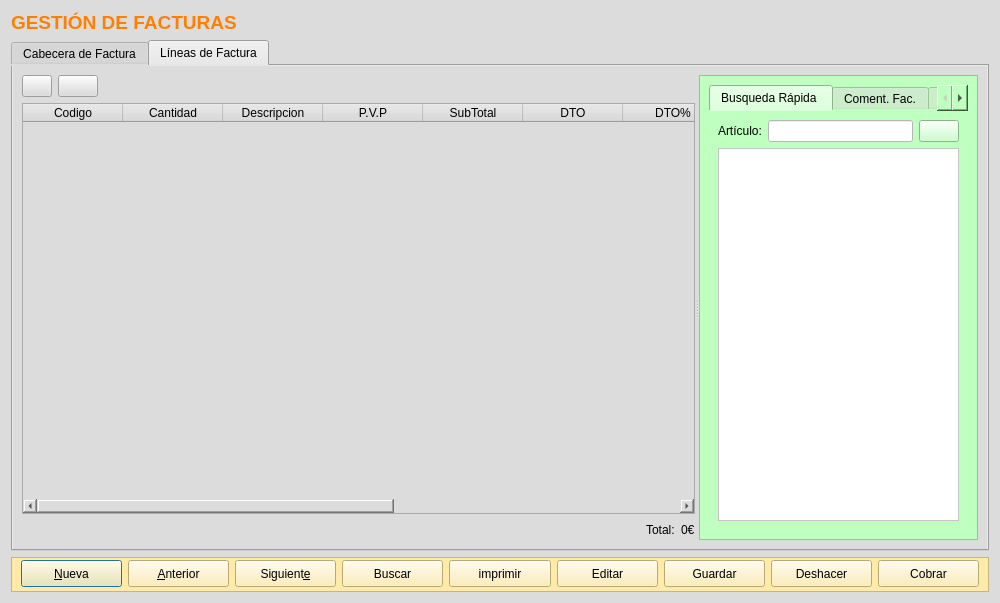
The window that frmfacturas.ui (arcnexus/RedFoX) describes before a commit, drawn with Qt 5.
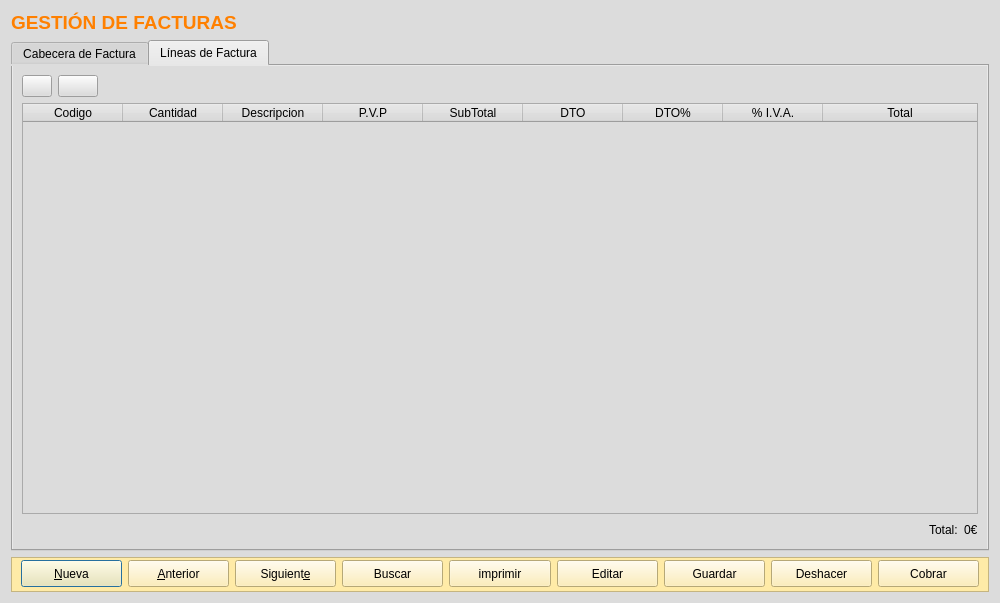
The same window after the commit. The open tabs and pages were chosen to show the change. Icons and pictures are not drawn.

The edit to the form file:
```diff
--- a/frmfacturas.ui
+++ b/frmfacturas.ui
@@ -1937,105 +1937,6 @@
            </item>
           </layout>
          </widget>
-         <widget class="QFrame" name="frame_5">
-          <property name="minimumSize">
-           <size>
-            <width>279</width>
-            <height>0</height>
-           </size>
-          </property>
-          <property name="maximumSize">
-           <size>
-            <width>350</width>
-            <height>16777215</height>
-           </size>
-          </property>
-          <property name="styleSheet">
-           <string notr="true">background-color: rgb(191, 255, 191);
-border-right-color: rgb(220, 220, 220);</string>
-          </property>
-          <property name="frameShape">
-           <enum>QFrame::StyledPanel</enum>
-          </property>
-          <property name="frameShadow">
-           <enum>QFrame::Raised</enum>
-          </property>
-          <layout class="QGridLayout" name="gridLayout_3">
-           <item row="0" column="0">
-            <widget class="QTabWidget" name="tabWidget_3">
-             <property name="styleSheet">
-              <string notr="true">background-color: rgb(191, 255, 191);</string>
-             </property>
-             <property name="currentIndex">
-              <number>0</number>
-             </property>
-             <widget class="QWidget" name="tab_6">
-              <attribute name="title">
-               <string>Busqueda Rápida </string>
-              </attribute>
-              <layout class="QGridLayout" name="gridLayout_13">
-               <item row="0" column="2">
-                <widget class="QPushButton" name="btnBuscarArt">
-                 <property name="text">
-                  <string/>
-                 </property>
-                 <property name="icon">
-                  <iconset resource="terra.qrc">
-                   <normaloff>:/Icons/PNG/search.png</normaloff>:/Icons/PNG/search.png</iconset>
-                 </property>
-                </widget>
-               </item>
-               <item row="0" column="0">
-                <widget class="QLabel" name="label_60">
-                 <property name="text">
-                  <string>Artículo:</string>
-                 </property>
-                </widget>
-               </item>
-               <item row="0" column="1">
-                <widget class="QLineEdit" name="txtcTextoBuscar">
-                 <property name="styleSheet">
-                  <string notr="true">background-color: rgb(255, 255, 255);</string>
-                 </property>
-                </widget>
-               </item>
-               <item row="1" column="0" colspan="3">
-                <widget class="QTableView" name="tablaBuscaArt">
-                 <property name="styleSheet">
-                  <string notr="true">background-color: rgb(255, 255, 255);</string>
-                 </property>
-                </widget>
-               </item>
-              </layout>
-             </widget>
-             <widget class="QWidget" name="tab_7">
-              <attribute name="title">
-               <string>Coment. Fac.</string>
-              </attribute>
-              <layout class="QHBoxLayout" name="horizontalLayout_3">
-               <item>
-                <widget class="QTextEdit" name="txttComentario">
-                 <property name="styleSheet">
-                  <string notr="true">background-color: rgb(255, 255, 255);</string>
-                 </property>
-                </widget>
-               </item>
-              </layout>
-             </widget>
-             <widget class="QWidget" name="tab_8">
-              <attribute name="title">
-               <string>Gráfico gasto</string>
-              </attribute>
-              <layout class="QGridLayout" name="gridLayout_17">
-               <item row="0" column="0">
-                <widget class="QGraphicsView" name="graphicsView"/>
-               </item>
-              </layout>
-             </widget>
-            </widget>
-           </item>
-          </layout>
-         </widget>
         </widget>
        </item>
       </layout>
```
Left out of the diff: 275 changed lines with no effect on the pictures.
